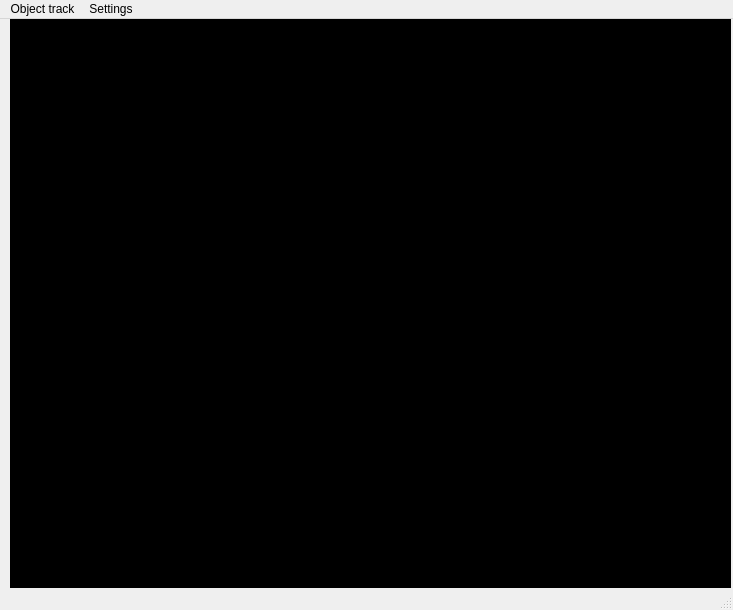
Qt form gui/ui/gui.ui (PML30robot/aips) before a commit.
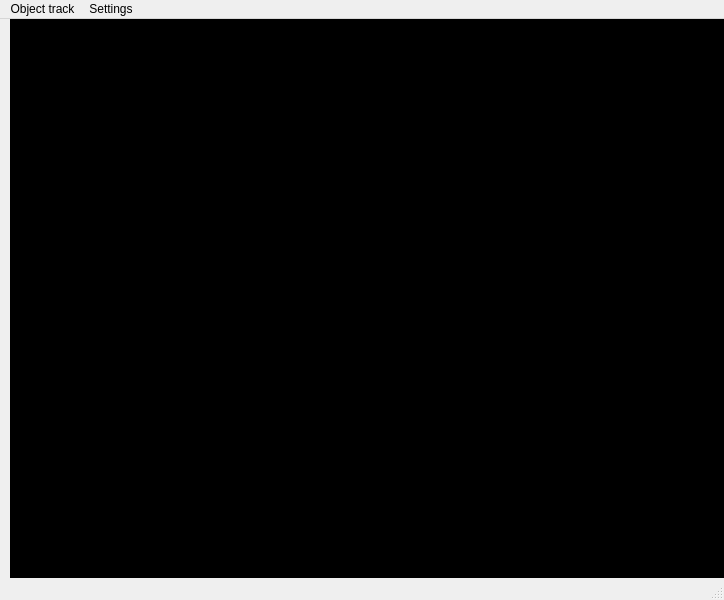
The same form after that commit. Icons and pictures are not drawn.

Commit message: calibration coordinates: add markers - camera coordinates; improved user interface; fixed bags

What changed in the file:
```diff
--- a/gui/ui/gui.ui
+++ b/gui/ui/gui.ui
@@ -6,8 +6,8 @@
    <rect>
     <x>0</x>
     <y>0</y>
-    <width>733</width>
-    <height>610</height>
+    <width>724</width>
+    <height>600</height>
    </rect>
   </property>
   <property name="windowTitle">
@@ -23,6 +23,12 @@
       <height>571</height>
      </rect>
     </property>
+    <property name="maximumSize">
+     <size>
+      <width>721</width>
+      <height>16777215</height>
+     </size>
+    </property>
     <property name="styleSheet">
      <string notr="true">background-color: rgb(0, 0, 0)</string>
     </property>
@@ -36,7 +42,7 @@
     <rect>
      <x>0</x>
      <y>0</y>
-     <width>733</width>
+     <width>724</width>
      <height>21</height>
     </rect>
    </property>
```
Left out of the diff: 6 changed lines with no effect on the pictures. The commit also changes 7 other files.
